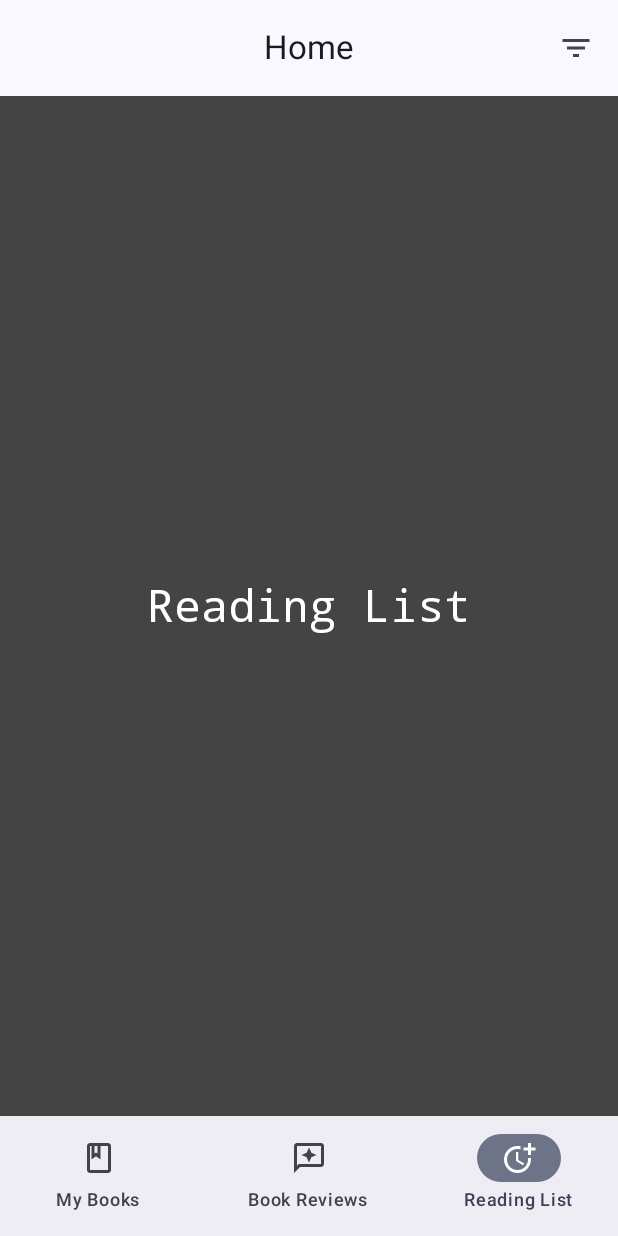
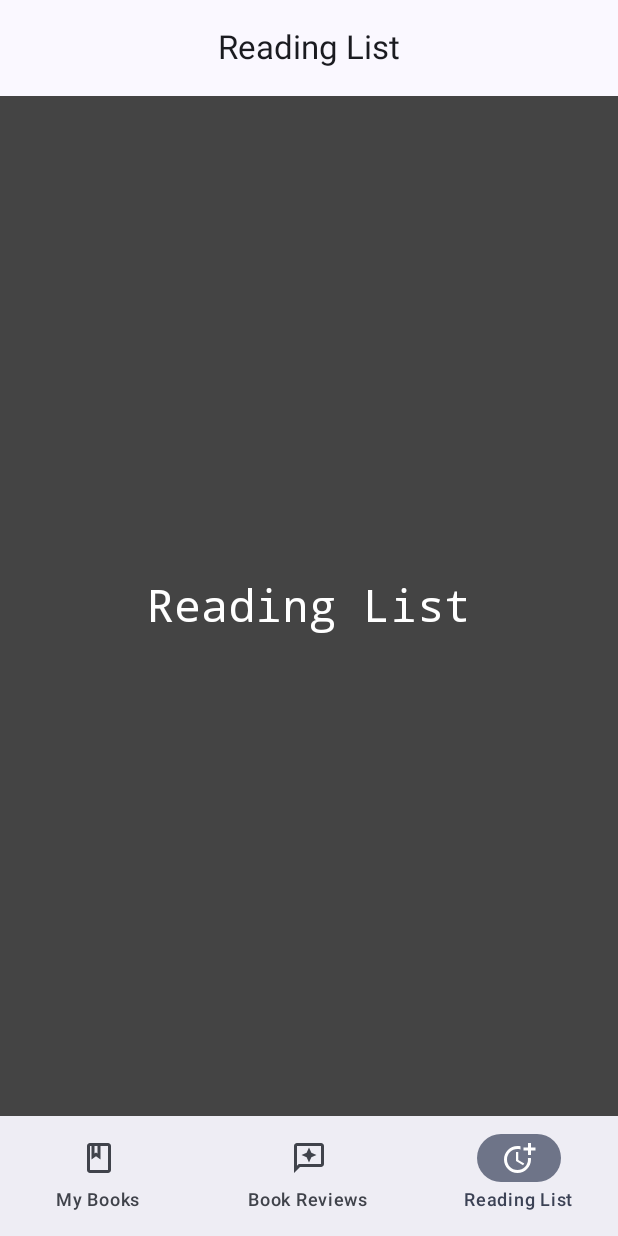
Before and after one commit to devrath/DroidDbStorage, an Android app built with Jetpack Compose: the screen it shows after launch (HomeActivity), item 3 of the bottom bar chosen, on a phone screen of 412 x 824 dp. Run offline under Robolectric (Android 15) with nearby library versions, the phone set to English and light mode, and no system bars; our stand-ins replace Dagger/Hilt's generated code; 1 statement that could not run was skipped.

Commit message:
Title changes made

```diff
--- a/Modules/RoomDbCode/compose-application/app/src/main/java/com/istudio/code/ui/modules/home/screens/ScreenHomeContainer.kt
+++ b/Modules/RoomDbCode/compose-application/app/src/main/java/com/istudio/code/ui/modules/home/screens/ScreenHomeContainer.kt
@@ -23,13 +23,17 @@ import androidx.compose.runtime.saveable.rememberSaveable
 import androidx.compose.runtime.setValue
 import androidx.compose.ui.Modifier
 import androidx.compose.ui.input.nestedscroll.nestedScroll
+import androidx.compose.ui.platform.LocalContext
 import androidx.navigation.compose.rememberNavController
+import com.istudio.code.R
 import com.istudio.code.ui.modules.home.navigation.HomeModuleNavGraph
 import com.istudio.code.ui.modules.home.navigation.HomeNavItem
 
 @OptIn(ExperimentalMaterial3Api::class)
 @Composable
 fun HomeContainer(modifier: Modifier = Modifier) {
+
+    val cxt = LocalContext.current
 
     // Data items to have the Bottom tabs
     val navItems = remember {
@@ -56,16 +60,25 @@ fun HomeContainer(modifier: Modifier = Modifier) {
         topBar = {
             CenterAlignedTopAppBar(
                 title = {
-                    Text(text = "Home")
+                    var screenTitle = cxt.getString(R.string.str_home)
+                    screenTitle = when (selectedItemIndex) {
+                        0 -> cxt.getString(R.string.str_my_books)
+                        1 -> cxt.getString(R.string.str_book_reviews)
+                        else -> cxt.getString(R.string.str_reading_list)
+                    }
+                    Text(text = screenTitle)
                 },
                 actions = {
-                    IconButton(onClick = {
+                    if(selectedItemIndex == 0){
+                        // Display the filter Icon only if it is First Tab - MyBooks
+                        IconButton(onClick = {
 
-                    }) {
-                        Icon(
-                            imageVector = Icons.Default.FilterList,
-                            contentDescription = "Filter"
-                        )
+                        }) {
+                            Icon(
+                                imageVector = Icons.Default.FilterList,
+                                contentDescription = cxt.getString(R.string.str_filter)
+                            )
+                        }
                     }
                 },
                 scrollBehavior = scrollBehaviour
--- a/Modules/RoomDbCode/compose-application/app/src/main/res/values/strings.xml
+++ b/Modules/RoomDbCode/compose-application/app/src/main/res/values/strings.xml
@@ -1,3 +1,10 @@
 <resources>
     <string name="app_name">Android</string>
+
+    <string name="str_home">Home</string>
+    <string name="str_filter">Filter</string>
+    <string name="str_my_books">My Books</string>
+    <string name="str_book_reviews">Book Reviews</string>
+    <string name="str_reading_list">Reading List</string>
+
 </resources>
```
